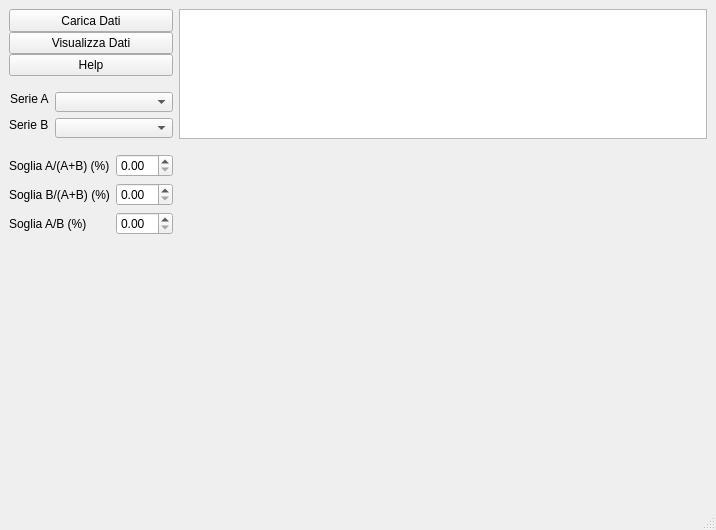
First picture: the form in src/mainWin.ui, repository giusprimol/mck_test, before the edit.
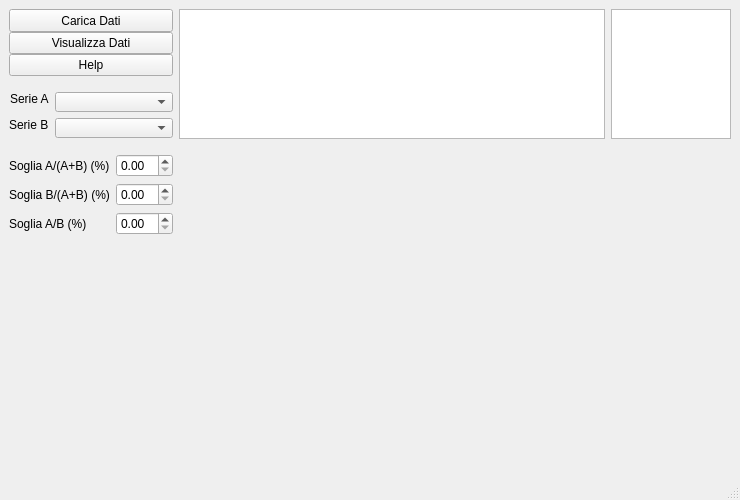
Second picture: the form after the edit.

Patch:
```diff
--- a/src/mainWin.ui
+++ b/src/mainWin.ui
@@ -6,21 +6,21 @@
    <rect>
     <x>0</x>
     <y>0</y>
-    <width>716</width>
-    <height>530</height>
+    <width>740</width>
+    <height>500</height>
    </rect>
   </property>
   <property name="minimumSize">
    <size>
-    <width>600</width>
-    <height>400</height>
+    <width>740</width>
+    <height>500</height>
    </size>
   </property>
   <property name="windowTitle">
    <string>MainWindow</string>
   </property>
   <widget class="QWidget" name="centralwidget">
-   <layout class="QHBoxLayout" name="horizontalLayout" stretch="0,1">
+   <layout class="QHBoxLayout" name="horizontalLayout_2" stretch="0,1">
     <item>
      <layout class="QGridLayout" name="gridLayout">
       <property name="sizeConstraint">
@@ -294,9 +294,11 @@
      </layout>
     </item>
     <item>
-     <layout class="QVBoxLayout" name="verticalLayout_2">
+     <layout class="QVBoxLayout" name="verticalLayout_2" stretch="0,1">
       <item>
-       <widget class="QTableView" name="table_calc_data">
+       <layout class="QHBoxLayout" name="horizontalLayout" stretch="1,0">
+        <item>
+         <widget class="QTableWidget" name="table_calc_data">
         <property name="sizePolicy">
          <sizepolicy hsizetype="Preferred" vsizetype="Fixed">
           <horstretch>0</horstretch>
@@ -318,11 +320,38 @@
        </widget>
       </item>
       <item>
+         <widget class="QTableWidget" name="table_summary_data">
+          <property name="sizePolicy">
+           <sizepolicy hsizetype="Fixed" vsizetype="Fixed">
+            <horstretch>0</horstretch>
+            <verstretch>0</verstretch>
+           </sizepolicy>
+          </property>
+          <property name="minimumSize">
+           <size>
+            <width>120</width>
+            <height>130</height>
+           </size>
+          </property>
+          <property name="maximumSize">
+           <size>
+            <width>120</width>
+            <height>130</height>
+           </size>
+          </property>
+          <attribute name="verticalHeaderVisible">
+           <bool>false</bool>
+          </attribute>
+         </widget>
+        </item>
+       </layout>
+      </item>
+      <item>
        <widget class="QWidget" name="widget_plot" native="true">
         <property name="minimumSize">
          <size>
-          <width>400</width>
-          <height>0</height>
+          <width>530</width>
+          <height>320</height>
          </size>
         </property>
        </widget>
```
Left out of the diff: 2 changed lines with no effect on the pictures. Lines whose indentation alone changed are shown as unchanged.
